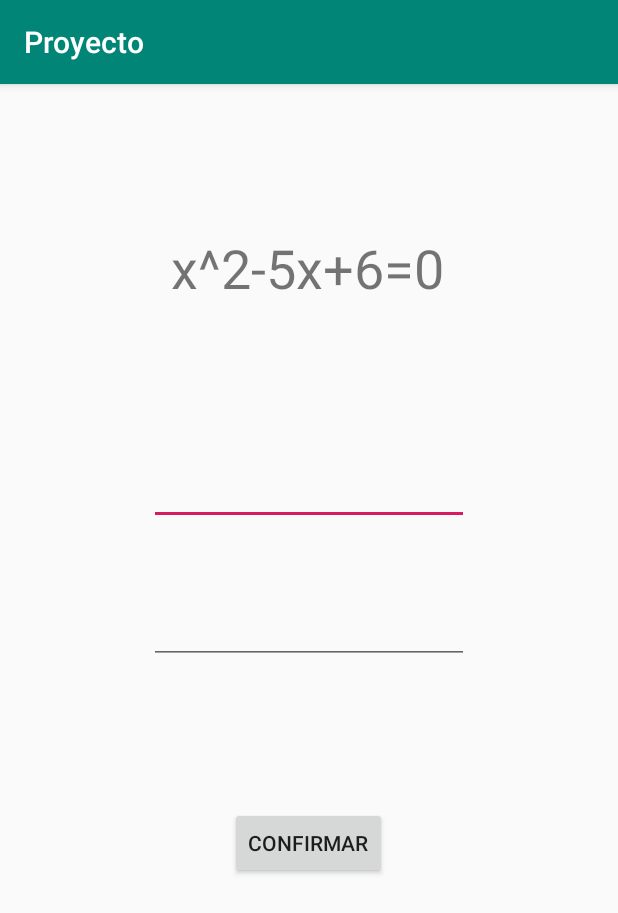
After one commit to igonzaleziglesias/ProyectoAndroid, an Android app: the Reto3 screen opened directly, with no data from a screen before it, on a phone screen of 412 x 824 dp. The commit adds this screen. Shown: the top 913 px of the screen. Run offline under Robolectric (Android 15) with nearby library versions, the phone set to English and light mode, and no system bars.

Commit message:
añadido reto3

```diff
--- a/app/src/main/AndroidManifest.xml
+++ b/app/src/main/AndroidManifest.xml
@@ -15,7 +15,8 @@
         android:roundIcon="@mipmap/ic_launcher_round"
         android:supportsRtl="true"
         android:theme="@style/AppTheme">
-        <activity android:name=".Reto2"></activity>
+        <activity android:name=".Reto3"></activity>
+        <activity android:name=".Reto2" />
         <activity android:name=".Reto1" />
         <activity
             android:name=".MainActivity"
--- /dev/null
+++ b/app/src/main/java/com/dam2/proyecto/Reto3.kt
@@ -0,0 +1,32 @@
+package com.dam2.proyecto
+
+import android.app.Activity
+import android.content.Intent
+import androidx.appcompat.app.AppCompatActivity
+import android.os.Bundle
+import kotlinx.android.synthetic.main.activity_reto3.*
+
+class Reto3 : AppCompatActivity() {
+
+    override fun onCreate(savedInstanceState: Bundle?) {
+        super.onCreate(savedInstanceState)
+        setContentView(R.layout.activity_reto3)
+
+        var num1 = valor1.text//primera raiz
+        var num2 = valor2.text//segunda raiz
+
+        confirmar.setOnClickListener{
+
+            val data = Intent()
+
+            data.putExtra("resp1",num1.toString())//pasamos la primera raiz
+            data.putExtra("resp2",num2.toString())//pasamos la segunda raiz
+
+            //devolvemos la respuesta para comparar
+            setResult(Activity.RESULT_OK,data)
+            finish()//cerramos la activity
+
+
+        }
+    }
+}
--- /dev/null
+++ b/app/src/main/res/layout/activity_reto3.xml
@@ -0,0 +1,57 @@
+<?xml version="1.0" encoding="utf-8"?>
+<androidx.constraintlayout.widget.ConstraintLayout xmlns:android="http://schemas.android.com/apk/res/android"
+    xmlns:app="http://schemas.android.com/apk/res-auto"
+    xmlns:tools="http://schemas.android.com/tools"
+    android:layout_width="match_parent"
+    android:layout_height="match_parent"
+    tools:context=".Reto3">
+
+    <TextView
+        android:id="@+id/pregunta3"
+        android:layout_width="wrap_content"
+        android:layout_height="wrap_content"
+        android:text="@string/x_2_5x_6_0"
+        android:textSize="36sp"
+        app:layout_constraintBottom_toBottomOf="parent"
+        app:layout_constraintEnd_toEndOf="parent"
+        app:layout_constraintHorizontal_bias="0.497"
+        app:layout_constraintStart_toStartOf="parent"
+        app:layout_constraintTop_toTopOf="parent"
+        app:layout_constraintVertical_bias="0.136" />
+
+    <EditText
+        android:id="@+id/valor1"
+        android:layout_width="wrap_content"
+        android:layout_height="wrap_content"
+        android:ems="10"
+        android:inputType="number"
+        app:layout_constraintBottom_toBottomOf="parent"
+        app:layout_constraintEnd_toEndOf="parent"
+        app:layout_constraintStart_toStartOf="parent"
+        app:layout_constraintTop_toTopOf="parent"
+        app:layout_constraintVertical_bias="0.344" />
+
+    <EditText
+        android:id="@+id/valor2"
+        android:layout_width="wrap_content"
+        android:layout_height="wrap_content"
+        android:ems="10"
+        android:inputType="number"
+        app:layout_constraintBottom_toBottomOf="parent"
+        app:layout_constraintEnd_toEndOf="parent"
+        app:layout_constraintStart_toStartOf="parent"
+        app:layout_constraintTop_toTopOf="parent"
+        app:layout_constraintVertical_bias="0.472" />
+
+    <Button
+        android:id="@+id/confirmar"
+        android:layout_width="wrap_content"
+        android:layout_height="wrap_content"
+        android:text="@string/confirmar"
+        app:layout_constraintBottom_toBottomOf="parent"
+        app:layout_constraintEnd_toEndOf="parent"
+        app:layout_constraintHorizontal_bias="0.498"
+        app:layout_constraintStart_toStartOf="parent"
+        app:layout_constraintTop_toTopOf="parent"
+        app:layout_constraintVertical_bias="0.669" />
+</androidx.constraintlayout.widget.ConstraintLayout>
--- a/app/src/main/res/values/strings.xml
+++ b/app/src/main/res/values/strings.xml
@@ -11,4 +11,6 @@
     <string name="saca_una_foto_con_la_camara">Saca una foto con la camara</string>
     <string name="foto">foto</string>
     <string name="todo">todo</string>
+    <string name="x_2_5x_6_0">x^2-5x+6=0</string>
+    <string name="confirmar">confirmar</string>
 </resources>
```
Also changed, not shown: app/src/main/java/com/dam2/proyecto/MainActivity.kt (+34 -1 lines).
